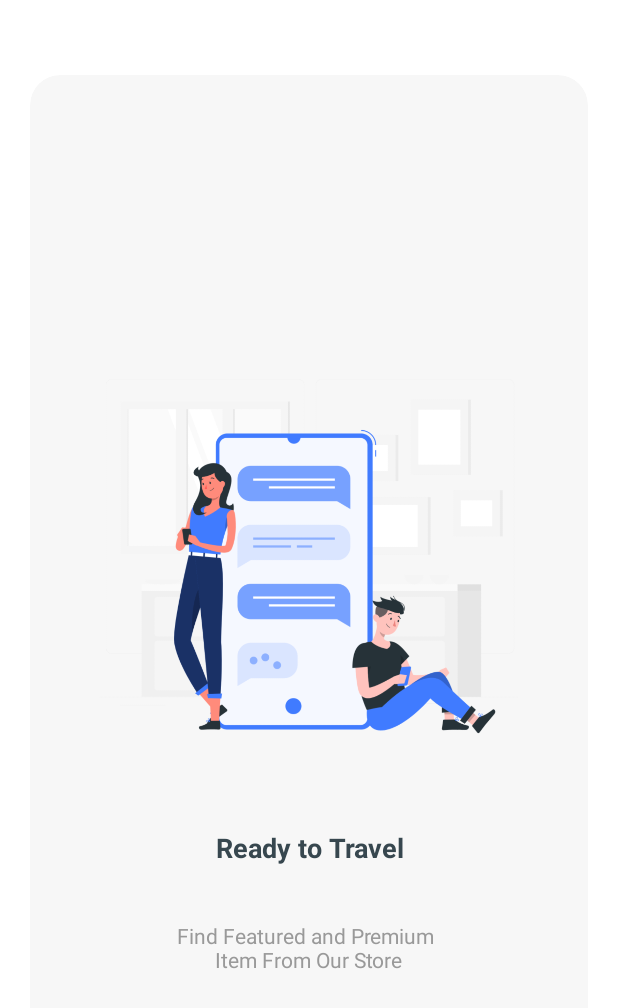
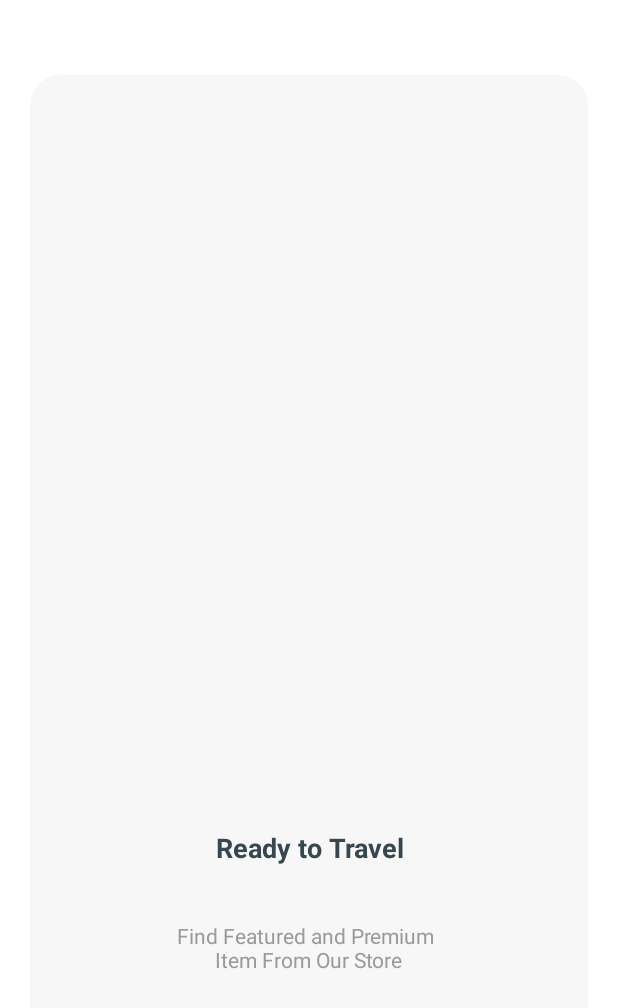
Before and after one commit to ugikpoenya/Android-MaterialX-UI-Design, an Android app: the layout item_intro_card.xml on its own in the app's theme, with its tools: preview values and no code run, on a phone screen of 412 x 824 dp. Shown: the top 1008 px of the screen. Run offline under Robolectric (Android 15) with nearby library versions, the phone set to English and light mode, and no system bars.

Commit message:
Fix bug intro item

```diff
--- a/MaterialXUIDesign/src/main/res/layout/item_intro_card.xml
+++ b/MaterialXUIDesign/src/main/res/layout/item_intro_card.xml
@@ -27,8 +27,7 @@
                 android:layout_width="350dp"
                 android:layout_height="350dp"
                 android:layout_gravity="center_horizontal"
-                android:padding="@dimen/spacing_xlarge"
-                android:src="@drawable/illustration_01" />
+                android:padding="@dimen/spacing_xlarge" />
 
             <TextView
                 android:id="@+id/title"
--- a/MaterialXUIDesign/src/main/res/layout/item_intro_zoom.xml
+++ b/MaterialXUIDesign/src/main/res/layout/item_intro_zoom.xml
@@ -16,8 +16,7 @@
             android:layout_width="350dp"
             android:layout_height="350dp"
             android:layout_gravity="center_horizontal"
-            android:padding="@dimen/spacing_xlarge"
-            android:src="@drawable/illustration_01" />
+            android:padding="@dimen/spacing_xlarge" />
 
         <TextView
             android:id="@+id/title"
```
